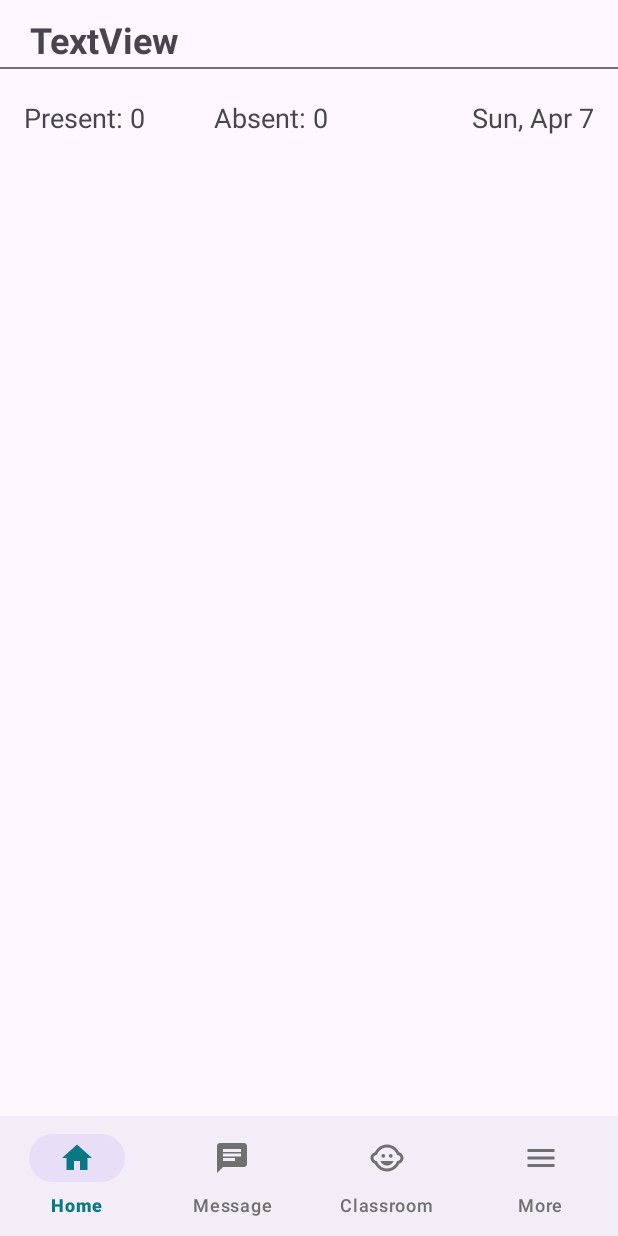
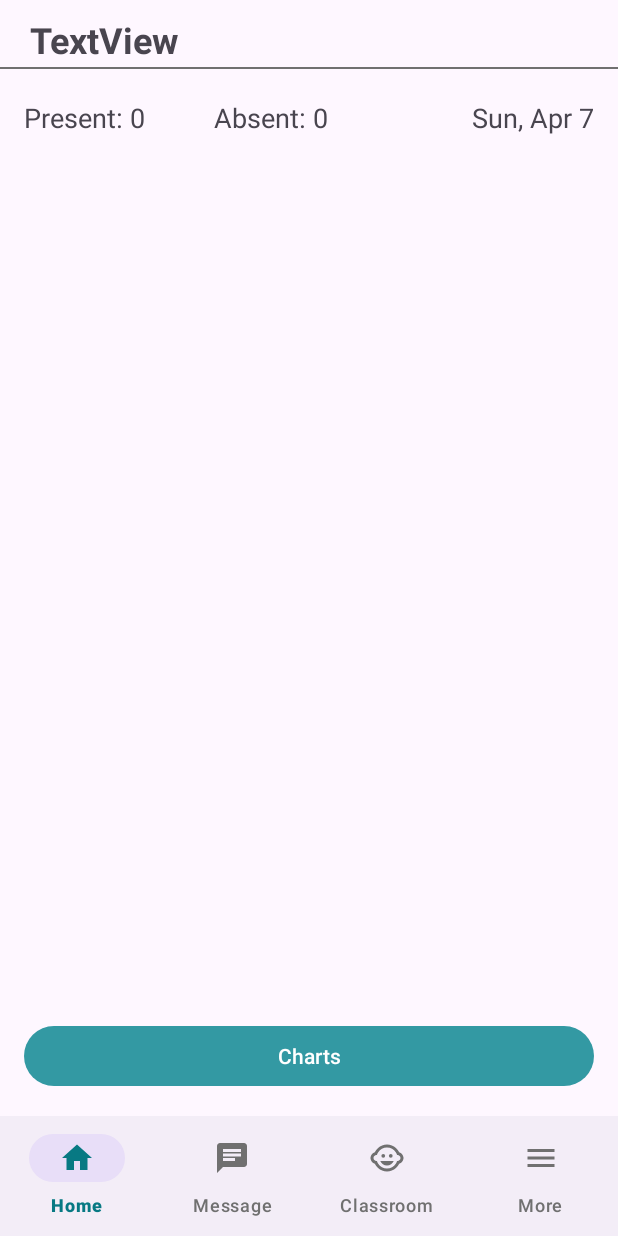
Before and after one commit to nelumkc/W24_3175_G11_Peekaboo, an Android app: the fragment AttendanceFragment placed in its activity, on a phone screen of 412 x 824 dp. Run offline under Robolectric (Android 15) with nearby library versions, the phone set to English and light mode, and no system bars; our stand-ins replace Firebase (no records; nobody signed in at launch, a user with empty details on screens opened directly), Picasso, Room's generated code; libraries missing offline, so code that uses them is left out: org.checkerframework.checker; pictures from the network do not load.

Commit message:
UI updated

```diff
--- a/app/build.gradle.kts
+++ b/app/build.gradle.kts
@@ -70,4 +70,9 @@ dependencies {
     //Live streaming
     implementation ("com.github.ZEGOCLOUD:zego_uikit_prebuilt_live_streaming_android:+")
 
+    //image slider
+    implementation ("com.github.denzcoskun:ImageSlideshow:0.1.2")
+    // dependency for loading image from url
+    implementation ("com.github.bumptech.glide:glide:4.11.0")
+
 }
--- a/app/src/main/res/layout/fragment_attendance.xml
+++ b/app/src/main/res/layout/fragment_attendance.xml
@@ -50,7 +50,20 @@
             android:layout_width="match_parent"
             android:layout_height="wrap_content"
             android:layout_below="@id/attendanceHeader"
-            android:dividerHeight="1dp" />
+            android:dividerHeight="1dp" >
+
+
+        </androidx.recyclerview.widget.RecyclerView>
+
+        <Button
+            android:id="@+id/buttonChart"
+            android:layout_width="match_parent"
+            android:layout_height="wrap_content"
+            android:layout_alignParentBottom="true"
+            android:layout_marginBottom="30dp"
+            android:text="Charts" />
+
+
 
 
     </RelativeLayout>
```
Also changed, not shown: app/src/main/res/layout/fragment_parent_home.xml (+17 -6 lines).
